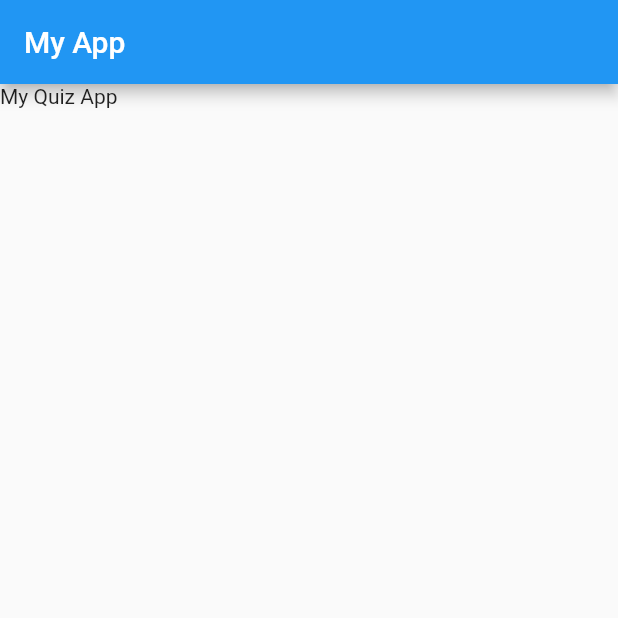
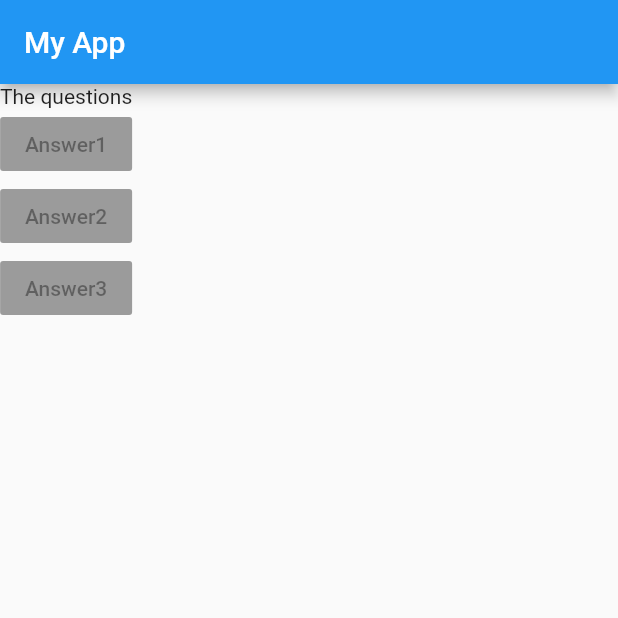
Before and after one commit to EleoXDA/Quiz_App, a Flutter app: the screen it shows after launch, on a phone screen of 412 x 824 dp, the top half of it. Run offline on Flutter 3.47's test engine with Material 2 defaults, Android fonts, the phone set to English and light mode, and no system bars.

Commit message:
Add question text and button texts

```diff
--- a/lib/main.dart
+++ b/lib/main.dart
@@ -9,11 +9,27 @@ class QuizApp extends StatelessWidget {
 
   @override
   Widget build(BuildContext context) {
+    var questions = [
+      'What\'s your favorite color?',
+      'What\'s your favorite animal?',
+    ];
     return MaterialApp(
-      home: Scaffold(
-        appBar: AppBar(title: const Text('My App')),
-        body: const Text('My Quiz App'),
-      ), // Scaffold
-    ); // MaterialApp
+        home: Scaffold(
+            appBar: AppBar(title: const Text('My App')),
+            body: Column(children: const [
+              Text('The questions'),
+              RaisedButton(
+                child: Text('Answer1'),
+                onPressed: null,
+              ),
+              RaisedButton(
+                child: Text('Answer2'),
+                onPressed: null,
+              ),
+              RaisedButton(
+                child: Text('Answer3'),
+                onPressed: null,
+              )
+            ]))); // MaterialApp
   } // build
 } // QuizApp
```
